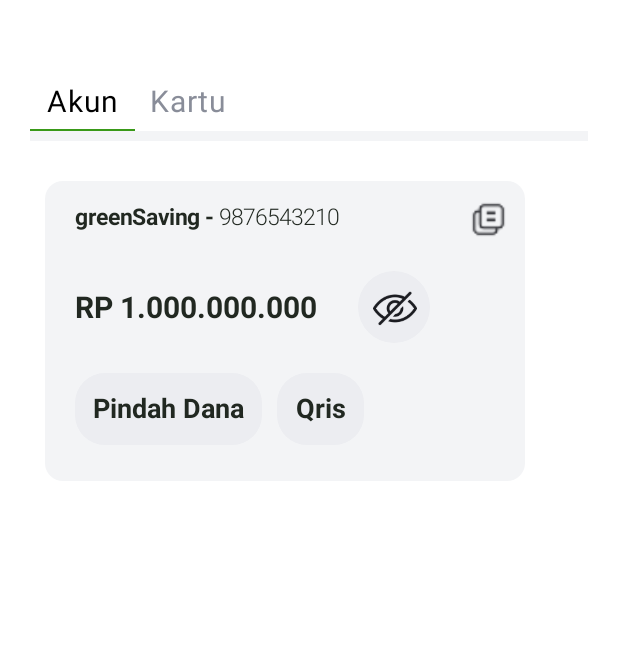
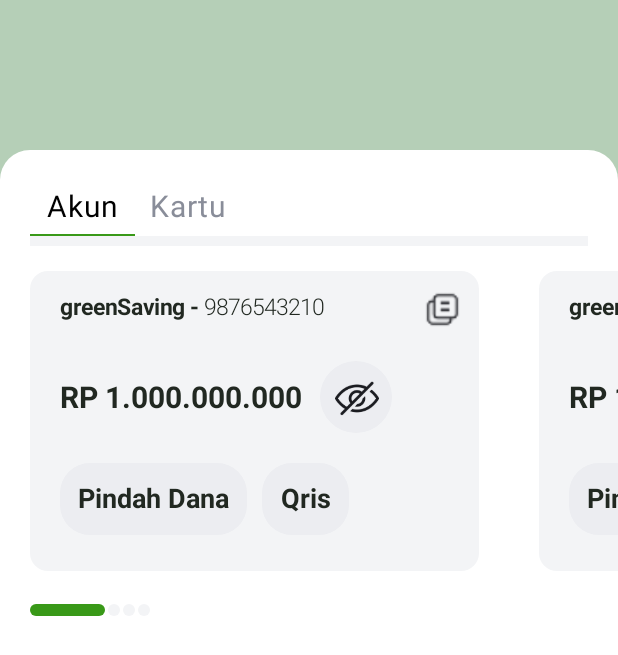
Before and after one commit to veroanggraa/GreenBankApplication, an Android app built with Jetpack Compose: the screen it shows after launch (MainActivity), on a phone screen of 412 x 824 dp. Shown: the top 655 px of the screen. Run offline under Robolectric (Android 15) with nearby library versions, the phone set to English and light mode, and no system bars.

```diff
--- a/app/src/main/java/com/veroanggra/greenbankapplication/ui/home/HomeScreen.kt
+++ b/app/src/main/java/com/veroanggra/greenbankapplication/ui/home/HomeScreen.kt
@@ -2,24 +2,38 @@ import android.content.Context
 import androidx.compose.foundation.background
 import androidx.compose.foundation.layout.Box
 import androidx.compose.foundation.layout.Column
+import androidx.compose.foundation.layout.PaddingValues
 import androidx.compose.foundation.layout.Spacer
+import androidx.compose.foundation.layout.fillMaxHeight
 import androidx.compose.foundation.layout.fillMaxSize
+import androidx.compose.foundation.layout.fillMaxWidth
 import androidx.compose.foundation.layout.height
 import androidx.compose.foundation.layout.padding
+import androidx.compose.foundation.pager.HorizontalPager
+import androidx.compose.foundation.pager.rememberPagerState
+import androidx.compose.foundation.shape.RoundedCornerShape
 import androidx.compose.material3.Scaffold
+import androidx.compose.material3.Text
 import androidx.compose.runtime.Composable
 import androidx.compose.runtime.collectAsState
 import androidx.compose.runtime.getValue
+import androidx.compose.runtime.mutableIntStateOf
 import androidx.compose.runtime.mutableStateOf
 import androidx.compose.runtime.remember
 import androidx.compose.runtime.rememberCoroutineScope
 import androidx.compose.runtime.setValue
+import androidx.compose.ui.Alignment
 import androidx.compose.ui.Modifier
+import androidx.compose.ui.draw.clip
 import androidx.compose.ui.graphics.Color
+import androidx.compose.ui.platform.LocalConfiguration
+import androidx.compose.ui.text.style.TextAlign
 import androidx.compose.ui.unit.dp
+import androidx.compose.ui.unit.sp
 import com.veroanggra.greenbankapplication.utils.actions.setClipboard
+import com.veroanggra.greenbankapplication.utils.component.CustomLineDotSlider
 import com.veroanggra.greenbankapplication.utils.component.CustomOnTopToast
-import com.veroanggra.greenbankapplication.utils.component.CustomTabSample
+import com.veroanggra.greenbankapplication.utils.component.CustomTab
 import com.veroanggra.greenbankapplication.utils.component.GrayLine
 import com.veroanggra.greenbankapplication.utils.component.SavingCard
 import com.veroanggra.greenbankapplication.utils.helper.BankingDataStore
@@ -37,24 +51,63 @@ fun HomeScreen(
     val isVisibleFlow = BankingDataStore.getIsVisible(context)
     val isVisible by isVisibleFlow.collectAsState(initial = true)
     val coroutineScope = rememberCoroutineScope()
+    val pagerState = rememberPagerState(pageCount = { 4 })
+    val configuration = LocalConfiguration.current
+    val screenWidth = configuration.screenWidthDp.dp
+    val cardWidth = screenWidth * 0.8f // Adjust the card width as needed (80% of screen width)
+    val nextCardVisibleWidth = cardWidth / 4 // 1/3 of the card width
+    val pageSpacing = 10.dp
 
     Scaffold(
         modifier = Modifier
             .fillMaxSize()
     ) { innerPadding ->
+        val (selected, setSelected) = remember {
+            mutableIntStateOf(0)
+        }
+        Box(
+            modifier = Modifier
+                .fillMaxSize()
+                .background(Color(0xffB5CFB7))
+                .padding(top = 100.dp)
+        ) {
             Column(
                 modifier = Modifier
-                .fillMaxSize()
+                    .fillMaxWidth()
+                    .fillMaxHeight()
+                    .clip(RoundedCornerShape(topStart = 20.dp, topEnd = 20.dp))
                     .background(Color.White)
-                .padding(innerPadding)
             ) {
-            Spacer(modifier = Modifier.height(50.dp))
-            CustomTabSample()
+                Spacer(modifier = Modifier.height(20.dp))
+                CustomTab(
+                    items = listOf("Akun", "Kartu"),
+                    selectedItemIndex = selected,
+                    onClick = setSelected,
+                )
                 Spacer(modifier = Modifier.height(1.dp))
                 GrayLine(Modifier, Color(0xFFF3F4F6), 10f)
                 Spacer(modifier = Modifier.height(10.dp))
+                HorizontalPager(
+                    state = pagerState,
+                    modifier = Modifier.fillMaxWidth(),
+                    contentPadding = PaddingValues(
+                        end = nextCardVisibleWidth
+                    ),
+                    pageSpacing = pageSpacing
+                ) { page ->
+                    // Your page content here
+                    // Example: Text("Page $page")
+                    Box(
+                        modifier = Modifier,
+                        contentAlignment = Alignment.CenterStart
+                    ) {
+//                        Text(
+//                            text = "Page $page",
+//                            fontSize = 24.sp,
+//                            textAlign = TextAlign.Center
+//                        )
                         SavingCard(
-                modifier = Modifier.padding(horizontal = 30.dp, vertical = 20.dp),
+                            modifier = Modifier.padding(end = 10.dp, top = 10.dp, bottom = 10.dp, start = 20.dp),
                             textNumber = textNumber,
                             textName = textName,
                             balance = balance,
@@ -71,6 +124,16 @@ fun HomeScreen(
                                     BankingDataStore.saveIsVisible(context, !isVisible)
                                 }
                             })
+                    }
+                }
+                Spacer(modifier = Modifier.height(16.dp))
+                CustomLineDotSlider(
+                    pagerState = pagerState,
+                    count = 4, // Must match the page count
+                    modifier = Modifier
+                        .align(Alignment.Start)
+                        .padding(start = 20.dp)
+                )
                 if (isShowMessage) {
                     CustomOnTopToast(
                         message = message,
@@ -80,3 +143,4 @@ fun HomeScreen(
             }
         }
     }
+}
```
Lines whose indentation alone changed are shown as unchanged.
